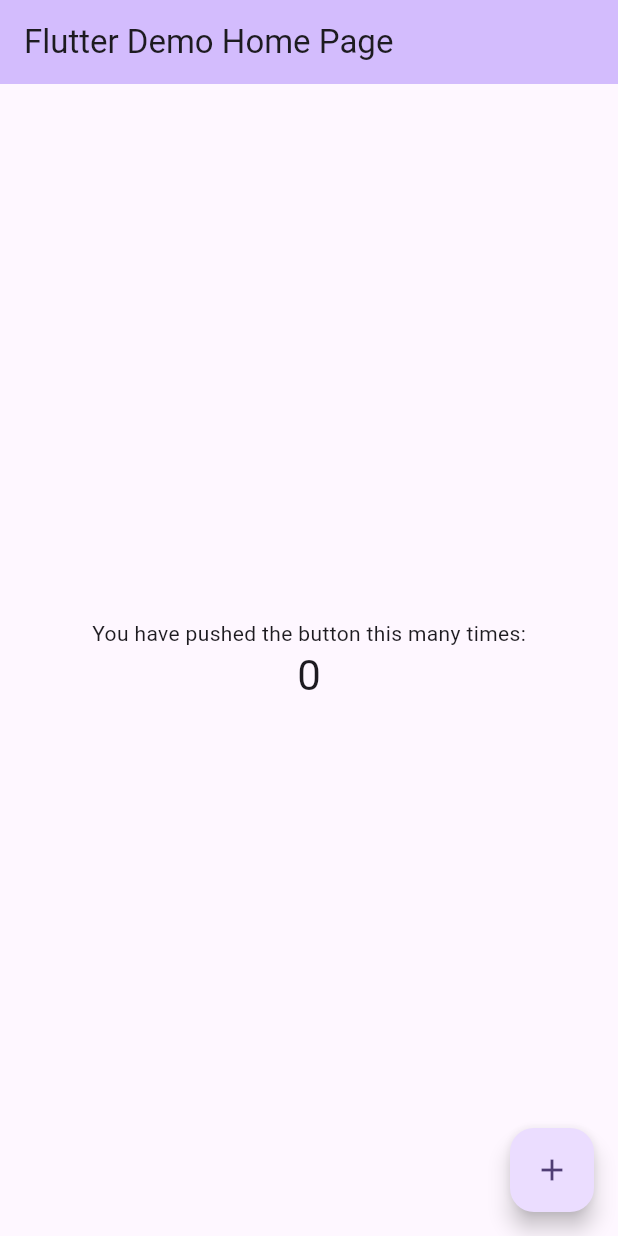
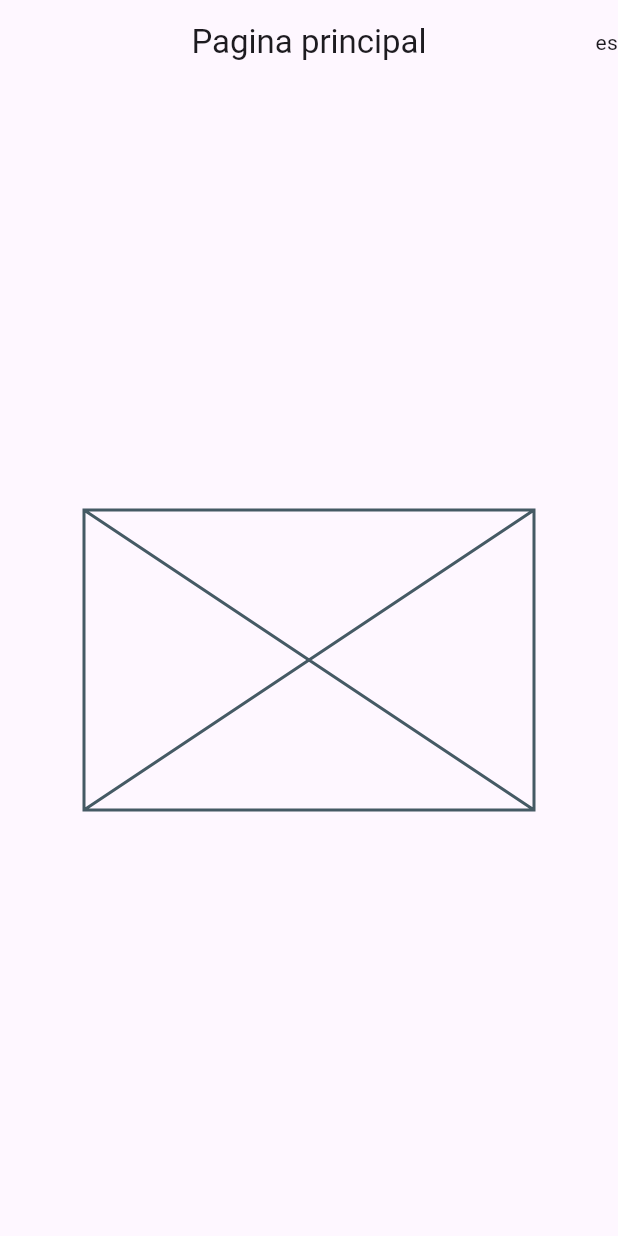
Before and after one commit to AlDaniel1337/travel, a Flutter app: the screen it shows after launch, on a phone screen of 412 x 824 dp. Run offline on Flutter 3.47's test engine with Material 3 defaults, Android fonts, the phone set to English and light mode, and no system bars; our stand-ins replace flutter_riverpod, get.

Commit message:
Agregada estructura base y localizacion

```diff
--- a/lib/main.dart
+++ b/lib/main.dart
@@ -1,125 +1,55 @@
 import 'package:flutter/material.dart';
 
+import 'package:flutter_riverpod/flutter_riverpod.dart';
+import 'package:get/get.dart';
+import 'package:travel_application/src/config/language/language.dart';
+import 'package:travel_application/src/config/language/language_keys.dart';
+
+import 'package:travel_application/src/config/navigation/navigation.dart';
+
 void main() {
-  runApp(const MyApp());
+  runApp(const RiverpodApp());
 }
 
-class MyApp extends StatelessWidget {
-  const MyApp({super.key});
+// Agregar gestor de estados Riverpod
+class RiverpodApp extends StatelessWidget {
+  const RiverpodApp({
+    super.key,
+  });
 
-  // This widget is the root of your application.
   @override
   Widget build(BuildContext context) {
-    return MaterialApp(
-      title: 'Flutter Demo',
-      theme: ThemeData(
-        // This is the theme of your application.
-        //
-        // TRY THIS: Try running your application with "flutter run". You'll see
-        // the application has a purple toolbar. Then, without quitting the app,
-        // try changing the seedColor in the colorScheme below to Colors.green
-        // and then invoke "hot reload" (save your changes or press the "hot
-        // reload" button in a Flutter-supported IDE, or press "r" if you used
-        // the command line to start the app).
-        //
-        // Notice that the counter didn't reset back to zero; the application
-        // state is not lost during the reload. To reset the state, use hot
-        // restart instead.
-        //
-        // This works for code too, not just values: Most code changes can be
-        // tested with just a hot reload.
-        colorScheme: ColorScheme.fromSeed(seedColor: Colors.deepPurple),
-        useMaterial3: true,
-      ),
-      home: const MyHomePage(title: 'Flutter Demo Home Page'),
+    return const ProviderScope(
+      child: MyApp()
     );
   }
 }
 
-class MyHomePage extends StatefulWidget {
-  const MyHomePage({super.key, required this.title});
-
-  // This widget is the home page of your application. It is stateful, meaning
-  // that it has a State object (defined below) that contains fields that affect
-  // how it looks.
-
-  // This class is the configuration for the state. It holds the values (in this
-  // case the title) provided by the parent (in this case the App widget) and
-  // used by the build method of the State. Fields in a Widget subclass are
-  // always marked "final".
-
-  final String title;
+class MyApp extends ConsumerWidget {
+  const MyApp({super.key});
 
   @override
-  State<MyHomePage> createState() => _MyHomePageState();
-}
+  Widget build(BuildContext context, WidgetRef ref) {
 
-class _MyHomePageState extends State<MyHomePage> {
-  int _counter = 0;
+    final selectedLanguage = ref.watch( languajeProvider );
+    final language = Locale( selectedLanguage.code, selectedLanguage.extention );
 
-  void _incrementCounter() {
-    setState(() {
-      // This call to setState tells the Flutter framework that something has
-      // changed in this State, which causes it to rerun the build method below
-      // so that the display can reflect the updated values. If we changed
-      // _counter without calling setState(), then the build method would not be
-      // called again, and so nothing would appear to happen.
-      _counter++;
-    });
-  }
+    return GetMaterialApp(
+      debugShowCheckedModeBanner: false,
+      title: 'TravelApp',
+      initialRoute: Routes.home,
+      getPages: Routes.getRoutes(),
+      navigatorKey: Get.key,
+      theme: ThemeData(
+        colorScheme: ColorScheme.fromSeed(seedColor: Colors.deepPurple),
+        useMaterial3: true,
+      ),
 
-  @override
-  Widget build(BuildContext context) {
-    // This method is rerun every time setState is called, for instance as done
-    // by the _incrementCounter method above.
-    //
-    // The Flutter framework has been optimized to make rerunning build methods
-    // fast, so that you can just rebuild anything that needs updating rather
-    // than having to individually change instances of widgets.
-    return Scaffold(
-      appBar: AppBar(
-        // TRY THIS: Try changing the color here to a specific color (to
-        // Colors.amber, perhaps?) and trigger a hot reload to see the AppBar
-        // change color while the other colors stay the same.
-        backgroundColor: Theme.of(context).colorScheme.inversePrimary,
-        // Here we take the value from the MyHomePage object that was created by
-        // the App.build method, and use it to set our appbar title.
-        title: Text(widget.title),
-      ),
-      body: Center(
-        // Center is a layout widget. It takes a single child and positions it
-        // in the middle of the parent.
-        child: Column(
-          // Column is also a layout widget. It takes a list of children and
-          // arranges them vertically. By default, it sizes itself to fit its
-          // children horizontally, and tries to be as tall as its parent.
-          //
-          // Column has various properties to control how it sizes itself and
-          // how it positions its children. Here we use mainAxisAlignment to
-          // center the children vertically; the main axis here is the vertical
-          // axis because Columns are vertical (the cross axis would be
-          // horizontal).
-          //
-          // TRY THIS: Invoke "debug painting" (choose the "Toggle Debug Paint"
-          // action in the IDE, or press "p" in the console), to see the
-          // wireframe for each widget.
-          mainAxisAlignment: MainAxisAlignment.center,
-          children: <Widget>[
-            const Text(
-              'You have pushed the button this many times:',
-            ),
-            Text(
-              '$_counter',
-              style: Theme.of(context).textTheme.headlineMedium,
-            ),
-          ],
-        ),
-      ),
-      floatingActionButton: FloatingActionButton(
-        onPressed: _incrementCounter,
-        tooltip: 'Increment',
-        child: const Icon(Icons.add),
-      ), // This trailing comma makes auto-formatting nicer for build methods.
+      // Idiomas
+      locale: language,
+      translations: LanguageKeys(),
+      fallbackLocale: language,
+
     );
   }
 }
--- /dev/null
+++ b/lib/src/config/language/language.dart
@@ -0,0 +1,21 @@
+import 'package:flutter_riverpod/flutter_riverpod.dart';
+
+enum Language {
+  spanish(flag: "", name: "Español", code: "es", extention: "MX"),
+  english(flag: "", name: "English", code: "en", extention: "US");
+
+  final String flag;
+  final String name;
+  final String code;
+  final String extention;
+
+  const Language({
+    required this.flag,
+    required this.name,
+    required this.code,
+    required this.extention,
+  });
+
+}
+
+final languajeProvider = StateProvider<Language>( (ref) => Language.spanish );
--- /dev/null
+++ b/lib/src/config/language/language_keys.dart
@@ -0,0 +1,23 @@
+//==============[ LOCALIZACION ]==============
+//* IDIOMAS DISPONIBLES
+//? Manejar la localizacion de la app
+//============================================
+
+import 'package:get/get_navigation/get_navigation.dart';
+
+class LanguageKeys extends Translations{
+
+  @override
+  Map< String, Map<String, String>> get keys => {
+    // Español
+    "es_MX": {
+      "Pagina principal": "Pagina principal"
+    },
+
+    // Ingles
+    "en_US": {
+      "Pagina principal": "Home"
+    },
+  };
+
+}
--- /dev/null
+++ b/lib/src/config/language/language_popup_menu.dart
@@ -0,0 +1,39 @@
+import 'package:flutter/material.dart';
+import 'package:flutter_riverpod/flutter_riverpod.dart';
+import 'package:get/get.dart';
+import 'package:travel_application/src/config/language/language.dart';
+
+/// Menu para selecionar el idioma
+class LanguagePopupMenu extends ConsumerWidget {
+
+  const LanguagePopupMenu({super.key});
+
+  @override
+  Widget build(BuildContext context, WidgetRef ref) {
+
+    final language = ref.watch( languajeProvider );
+
+    return PopupMenuButton<Language>(
+      onSelected: (value) async {
+        ref.read( languajeProvider.notifier ).update( (_) => value);
+        Get.updateLocale( Locale(value.code, value.extention) );
+      },
+
+      child: Text(language.code), //TODO: cambiar a flag
+
+      itemBuilder: ( context ) => [
+
+        for( var value in Language.values )
+        PopupMenuItem(
+          value: value,
+          child: Row(
+            children: [
+              Text( value.name ),
+            ],
+          ),
+        )
+
+      ]
+    );
+  }
+}
--- /dev/null
+++ b/lib/src/config/language/use_languaje.dart
@@ -0,0 +1,17 @@
+import 'package:flutter/material.dart';
+import 'package:get/get.dart';
+
+class LocaleText extends StatelessWidget {
+
+  final String text;
+
+  const LocaleText({
+    super.key,
+    required this.text,
+  });
+
+  @override
+  Widget build(BuildContext context) {
+    return Text( text.tr );
+  }
+}
--- /dev/null
+++ b/lib/src/config/navigation/navigation.dart
@@ -0,0 +1,39 @@
+import 'package:flutter/material.dart';
+import 'package:get/get.dart';
+import 'package:travel_application/src/presentation/home/home.page.dart';
+
+//~ Interface para los elementos del menu
+class MenuOption{
+  String title;
+  String page;
+
+  MenuOption({
+    required this.title,
+    required this.page,
+  });
+}
+
+/// Navegacion
+class Routes{
+
+  // Rutas disponibles
+  static const String home = HomePage.route;
+
+  /// Listado con las rutas de la app
+  static List<GetPage> getRoutes(){
+    List<GetPage> pages = [
+      GetPage(name: HomePage.route, page:() => const HomePage()),
+    ];
+
+    return pages;
+  }
+
+
+  //^ ==========[ NAVEGACIÓN ]========== ^\\
+  /// Moverse a otra pantalla dejando la anterior en el historial
+  static goToPage({required String page}) => Get.toNamed(page);
+
+  /// Cerrar y regresar a la pagina anterior
+  static goBackToPage({required BuildContext context}) => Navigator.of(context).pop(true);
+
+}
--- /dev/null
+++ b/lib/src/config/plugins/launch_url.plugin.dart
@@ -0,0 +1,18 @@
+//========================[ LAUNCH URL ]========================
+//*     ADAPTACION DE [url_launcher]
+//?     Abrir url externo en la aplicación
+//LINK: https://pub.dev/packages/url_launcher
+//==============================================================
+import 'package:url_launcher/url_launcher.dart';
+
+class LaunchUrlPlugin{
+
+  /// Abrir url externo en la aplicación
+  ///+ [externalUrl] - Direción a la que se quiere acceder
+  static openUrl({ required String externalUrl }) async {
+    final Uri url = Uri.parse(externalUrl);
+    if (!await launchUrl(url)) {
+      throw Exception('Could not launch $url');
+    }
+  }
+}
--- /dev/null
+++ b/lib/src/presentation/home/home.page.dart
@@ -0,0 +1,42 @@
+import 'package:flutter/material.dart';
+import 'package:travel_application/src/config/language/language_popup_menu.dart';
+import 'package:travel_application/src/config/language/use_languaje.dart';
+
+class HomePage extends StatelessWidget {
+
+  static const String route = "/home";
+
+  const HomePage({super.key});
+
+  @override
+  Widget build(BuildContext context) {
+
+    return Scaffold(
+
+      appBar: AppBar(
+         title: LocaleText(text: "Pagina principal"),
+         centerTitle: true,
+         actions: const [
+          LanguagePopupMenu()
+         ],
+      ),
+
+      body: Center(
+        child:
+        InkWell(
+          onTap: () async {
+            print('Container Pressed');
+            //LaunchUrlPlugin.openUrl(externalUrl: "https://www.google.com/");
+          },
+
+          child: SizedBox(
+            height: 200,
+            width: 300,
+            child: Placeholder(),
+          ),
+        ),
+      ),
+    );
+  }
+
+}
--- /dev/null
+++ b/lib/src/presentation/presentation.dart
@@ -0,0 +1 @@
+export './home/home.page.dart';
```
Also changed, not shown: pubspec.yaml (+19 -1 lines), pubspec.lock, 6 other files.
